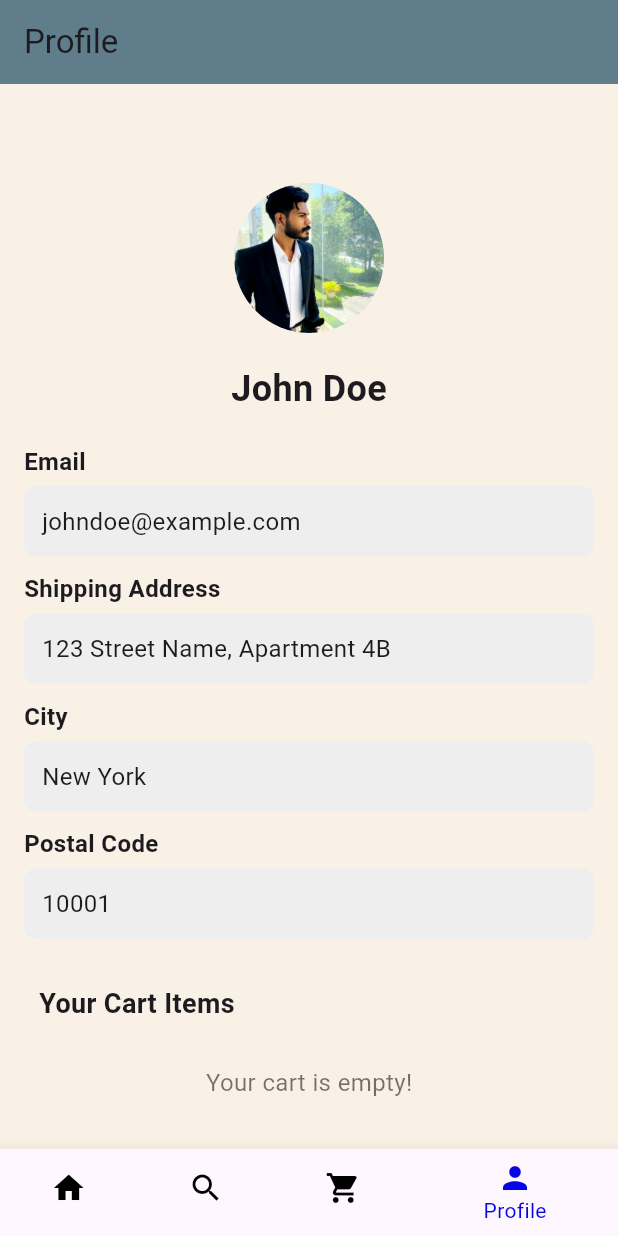
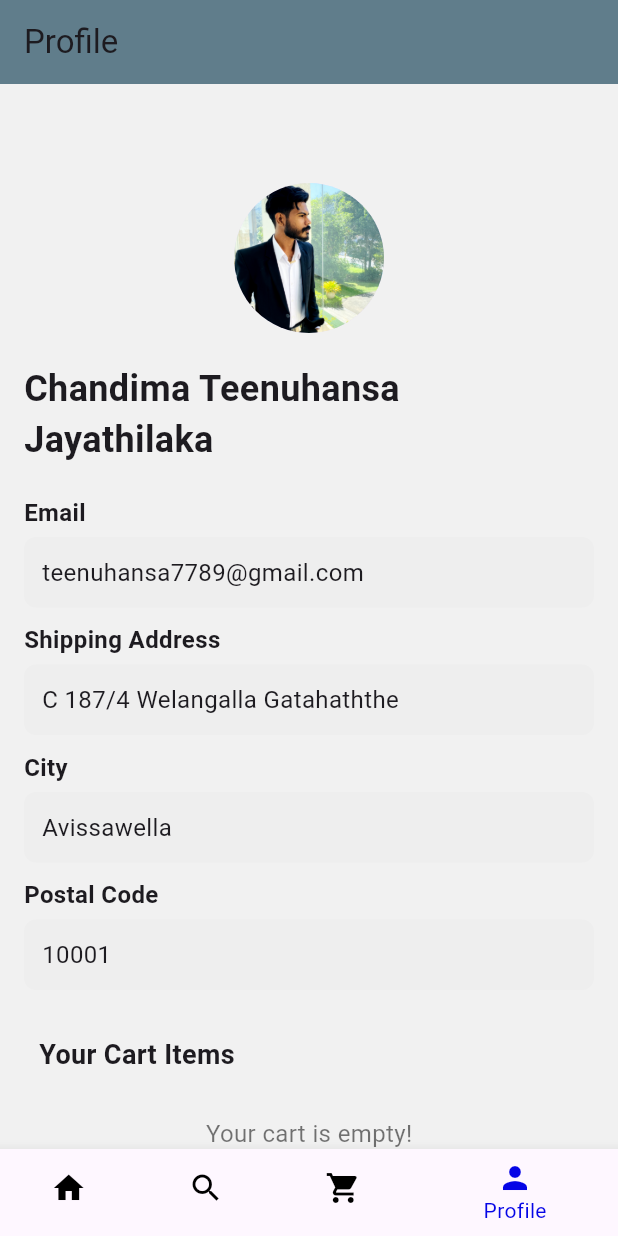
Before and after one commit to Teenuhansa99/Ceylon_Bookstore, a Flutter app: the screen it shows after launch, item 4 of the bottom bar chosen, on a phone screen of 412 x 824 dp. Run offline on Flutter 3.47's test engine with Material 3 defaults, Android fonts, the phone set to English and light mode, and no system bars.

Commit message:
initial commit

```diff
--- /dev/null
+++ b/devtools_options.yaml
@@ -0,0 +1,3 @@
+description: This file stores settings for Dart & Flutter DevTools.
+documentation: https://docs.flutter.dev/tools/devtools/extensions#configure-extension-enablement-states
+extensions:
--- a/lib/book_provider.dart
+++ b/lib/book_provider.dart
@@ -7,21 +7,21 @@ class BookProvider with ChangeNotifier {
       "author": "Robert T. Kiyosaki",
       "price": 1250,
       "image": "assets/book1.jpg",
-      "description": "A book about financial literacy and wealth building."
+      "description": "Rich Dad Poor Dad is Robert's story of growing up with two dads — his real father and the father of his best friend, his rich dad — and the ways in which both men shaped his thoughts about money and investing."
     },
     {
       "title": "The Alchemist",
       "author": "Paulo Coelho",
       "price": 1000,
       "image": "assets/book2.jpg",
-      "description": "A journey of self-discovery and chasing dreams."
+      "description": "Paulo Coelho's masterpiece tells the mystical story of Santiago, an Andalusian shepherd boy who yearns to travel in search of a worldly treasure. His quest will lead him to riches far different—and far more satisfying—than he ever imagined."
     },
     {
       "title": "Men Are from Mars",
       "author": "John Gray",
       "price": 1500,
       "image": "assets/book3.jpg",
-      "description": "A guide to understanding communication in relationships."
+      "description": "The book states that most common relationship problems between men and women are a result of fundamental psychological differences between the sexes"
     },
   ];
 
--- a/lib/profile_page.dart
+++ b/lib/profile_page.dart
@@ -4,10 +4,10 @@ import 'cart_provider.dart';
 import 'cart_page.dart';
 
 class ProfilePage extends StatelessWidget {
-  final String _name = "John Doe";
-  final String _email = "johndoe@example.com";
-  final String _shippingAddress = "123 Street Name, Apartment 4B";
-  final String _city = "New York";
+  final String _name = "Chandima Teenuhansa Jayathilaka";
+  final String _email = "teenuhansa7789@gmail.com";
+  final String _shippingAddress = "C 187/4 Welangalla Gatahaththe";
+  final String _city = "Avissawella";
   final String _postalCode = "10001";
 
   const ProfilePage({super.key});
@@ -21,7 +21,7 @@ class ProfilePage extends StatelessWidget {
         title: const Text("Profile"),
         backgroundColor: Colors.blueGrey,
       ),
-      backgroundColor: const Color(0xFFF9F1E6), // Background color
+      backgroundColor: const Color.fromARGB(255, 241, 241, 241), // Background color
       body: SingleChildScrollView(
         child: Padding(
           padding: const EdgeInsets.all(16.0),
@@ -70,7 +70,7 @@ class ProfilePage extends StatelessWidget {
                       );
                     },
                     style: ElevatedButton.styleFrom(
-                      backgroundColor: Colors.orange,
+                      backgroundColor: const Color.fromARGB(255, 97, 84, 218),
                       padding: const EdgeInsets.symmetric(vertical: 12),
                       shape: RoundedRectangleBorder(borderRadius: BorderRadius.circular(8)),
                     ),
```
